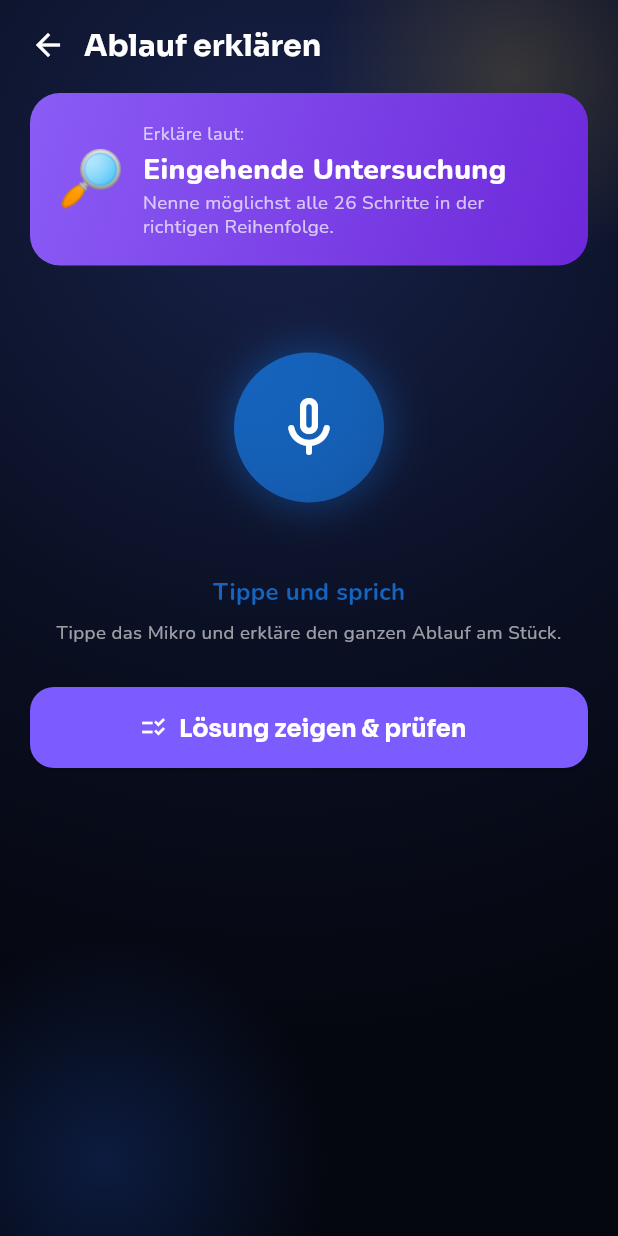
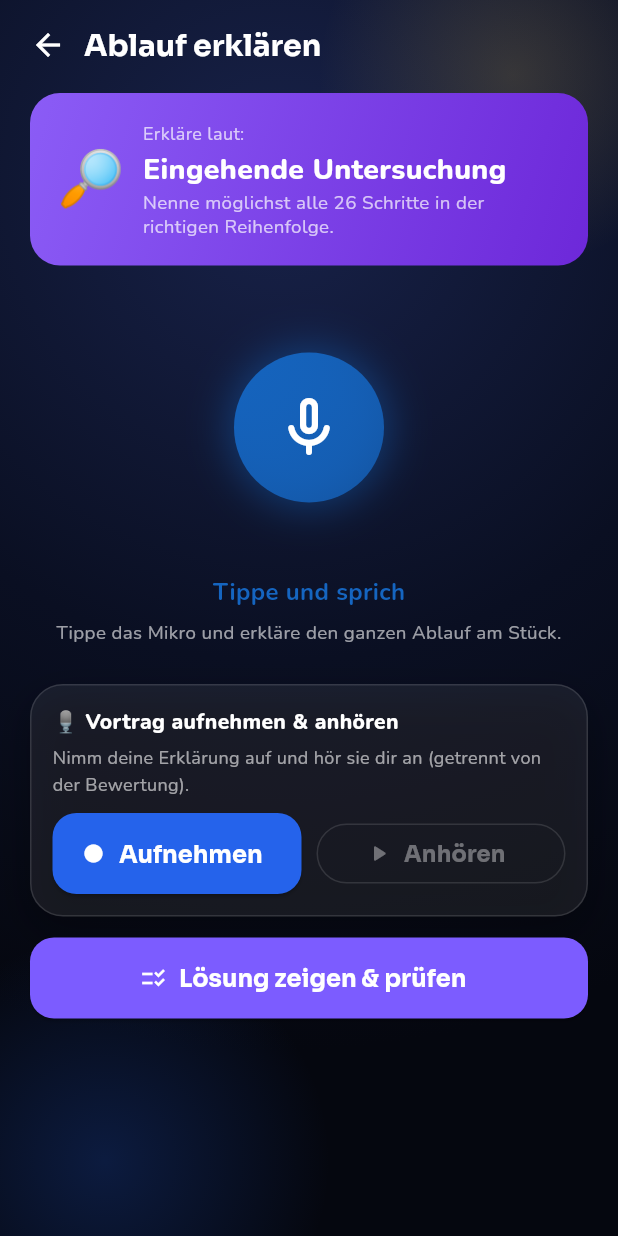
Before and after one commit to manuelbrandner85/ZfA, a Flutter app: the AblaufErklaerenScreen screen opened directly with sample values from the repository, on a phone screen of 412 x 824 dp. Run offline on Flutter 3.47's test engine with Material 3 defaults, Android fonts, the phone set to English and light mode, and no system bars; our stand-ins replace animate_do, audioplayers, confetti, fl_chart, flip_card, flutter_local_notifications and 6 more; missing offline and left inert: record; accounts and stored records are empty.

Commit message:
Batch 4b: Vortrag aufnehmen & anhören
- RecorderService (record 6.2.1 + path_provider): kurze Sprachaufnahme
  aufnehmen und anhören (AAC in Temp-Datei, Wiedergabe via audioplayers).
- Im 'Ablauf erklären'-Screen: Bereich 'Vortrag aufnehmen & anhören'
  (getrennt von der Spracherkennung, da beide das Mikro nutzen).
- record auf 6.x angehoben (Behebt Versionskollision mit record_linux).

```diff
--- /dev/null
+++ b/lib/core/services/recorder_service.dart
@@ -0,0 +1,46 @@
+import 'package:record/record.dart';
+import 'package:audioplayers/audioplayers.dart';
+import 'package:path_provider/path_provider.dart';
+
+/// Nimmt eine kurze Sprachaufnahme auf (zum eigenen Anhören) und spielt sie ab.
+/// Unabhängig von der Spracherkennung (nicht gleichzeitig nutzen – ein Mikro).
+class RecorderService {
+  final AudioRecorder _rec = AudioRecorder();
+  final AudioPlayer _player = AudioPlayer(playerId: 'zfa_vortrag');
+  String? _pfad;
+  bool laeuft = false;
+
+  bool get hatAufnahme => _pfad != null;
+
+  Future<bool> start() async {
+    if (!await _rec.hasPermission()) return false;
+    final dir = await getTemporaryDirectory();
+    final pfad = '${dir.path}/vortrag.m4a';
+    await _rec.start(const RecordConfig(), path: pfad);
+    _pfad = pfad;
+    laeuft = true;
+    return true;
+  }
+
+  Future<void> stop() async {
+    final p = await _rec.stop();
+    if (p != null) _pfad = p;
+    laeuft = false;
+  }
+
+  Future<void> abspielen() async {
+    if (_pfad == null) return;
+    await _player.stop();
+    await _player.play(DeviceFileSource(_pfad!));
+  }
+
+  Future<void> stopAbspielen() async => _player.stop();
+
+  Future<void> freigeben() async {
+    try {
+      if (laeuft) await _rec.stop();
+    } catch (_) {}
+    await _rec.dispose();
+    await _player.dispose();
+  }
+}
--- a/lib/screens/ablauf_erklaeren_screen.dart
+++ b/lib/screens/ablauf_erklaeren_screen.dart
@@ -3,6 +3,7 @@ import 'package:flutter/services.dart';
 import 'package:confetti/confetti.dart';
 import '../main.dart';
 import '../core/services/stt_service.dart';
+import '../core/services/recorder_service.dart';
 import '../core/text_match.dart';
 import '../theme/zfa_theme.dart';
 import '../models/behandlungsablauf.dart';
@@ -22,6 +23,22 @@ class AblaufErklaerenScreen extends StatefulWidget {
 
 class _AblaufErklaerenScreenState extends State<AblaufErklaerenScreen> {
   final SttService _stt = SttService();
+  final RecorderService _recorder = RecorderService();
+  bool _hatAufnahme = false;
+  bool _nimmtAuf = false;
+
+  Future<void> _aufnahmeToggle() async {
+    if (_nimmtAuf) {
+      await _recorder.stop();
+      setState(() {
+        _nimmtAuf = false;
+        _hatAufnahme = true;
+      });
+    } else {
+      final ok = await _recorder.start();
+      if (ok) setState(() => _nimmtAuf = true);
+    }
+  }
   String _erkannt = '';
   bool _hoert = false;
   bool _mikVerfuegbar = true;
@@ -50,6 +67,7 @@ class _AblaufErklaerenScreenState extends State<AblaufErklaerenScreen> {
 
   @override
   void dispose() {
+    _recorder.freigeben();
     _stt.stoppeUndGibText();
     ttsService.stoppen();
     _confetti.dispose();
@@ -206,6 +224,61 @@ class _AblaufErklaerenScreenState extends State<AblaufErklaerenScreen> {
                                       color: tc,
                                       fontStyle: FontStyle.italic)),
                             ),
+                          const SizedBox(height: 12),
+                          // Eigenen Vortrag aufnehmen & anhören
+                          GlassCard(
+                            padding: const EdgeInsets.all(14),
+                            child: Column(
+                              crossAxisAlignment: CrossAxisAlignment.start,
+                              children: [
+                                Text('🎙️ Vortrag aufnehmen & anhören',
+                                    style: TextStyle(
+                                        color: tc,
+                                        fontWeight: FontWeight.w800,
+                                        fontSize: 14)),
+                                const SizedBox(height: 4),
+                                Text(
+                                    'Nimm deine Erklärung auf und hör sie dir an (getrennt von der Bewertung).',
+                                    style: TextStyle(
+                                        color: tc.withOpacity(0.6),
+                                        fontSize: 12)),
+                                const SizedBox(height: 10),
+                                Row(
+                                  children: [
+                                    Expanded(
+                                      child: ElevatedButton.icon(
+                                        onPressed:
+                                            _hoert ? null : _aufnahmeToggle,
+                                        icon: Icon(_nimmtAuf
+                                            ? Icons.stop
+                                            : Icons.fiber_manual_record),
+                                        label: Text(_nimmtAuf
+                                            ? 'Stop'
+                                            : 'Aufnehmen'),
+                                        style: ElevatedButton.styleFrom(
+                                            backgroundColor: _nimmtAuf
+                                                ? ZfaTheme.rot
+                                                : ZfaTheme.blau,
+                                            foregroundColor: Colors.white),
+                                      ),
+                                    ),
+                                    const SizedBox(width: 10),
+                                    Expanded(
+                                      child: OutlinedButton.icon(
+                                        onPressed:
+                                            (_hatAufnahme && !_nimmtAuf)
+                                                ? _recorder.abspielen
+                                                : null,
+                                        icon: const Icon(
+                                            Icons.play_arrow_rounded),
+                                        label: const Text('Anhören'),
+                                      ),
+                                    ),
+                                  ],
+                                ),
+                              ],
+                            ),
+                          ),
                           const SizedBox(height: 14),
                           ElevatedButton.icon(
                             onPressed: _auswerten,
--- a/pubspec.yaml
+++ b/pubspec.yaml
@@ -20,6 +20,8 @@ dependencies:
   permission_handler: ^11.3.1
   lottie: ^3.1.0
   audioplayers: ^6.1.0
+  record: ^6.1.1
+  path_provider: ^2.1.4
   flutter_local_notifications: ^19.0.0
   timezone: ^0.10.0
 
```
Also changed, not shown: pubspec.lock.
